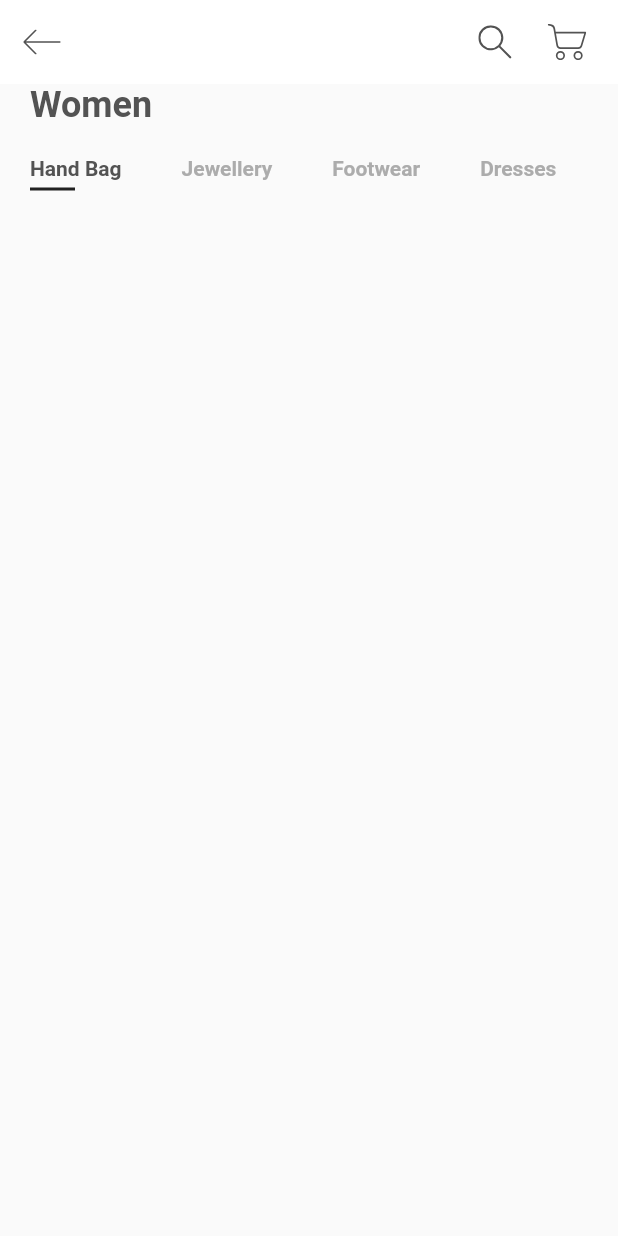
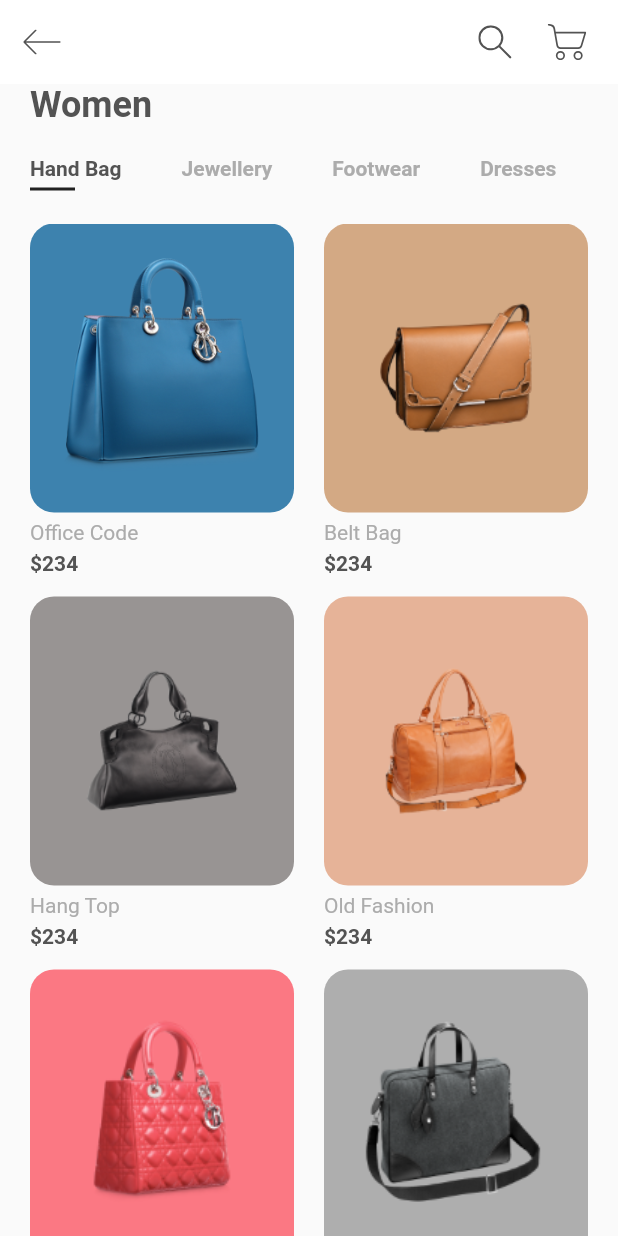
Before and after one commit to Dzaky02/bagshop_ui_flutter_with_animation, a Flutter app: the screen it shows after launch, on a phone screen of 412 x 824 dp. Run offline on Flutter 3.47's test engine with Material 2 defaults, Android fonts, the phone set to English and light mode, and no system bars; our stand-ins replace flutter_svg.

Commit message:
Grid View Product Finished.

```diff
--- a/lib/models/Product.dart
+++ b/lib/models/Product.dart
@@ -1,13 +1,14 @@
 import 'package:flutter/material.dart';
 
 class Product {
-  final String? image, title, description;
+  final String image, title;
+  final String? description;
   final int? price, size, id;
   final Color? color;
 
   Product({
-    this.image,
-    this.title,
+    required this.image,
+    required this.title,
     this.description,
     this.price,
     this.size,
--- a/lib/pages/home/component/body.dart
+++ b/lib/pages/home/component/body.dart
@@ -1,4 +1,6 @@
+import 'package:bagshop_ui_flutter_with_animation/models/Product.dart';
 import 'package:bagshop_ui_flutter_with_animation/pages/home/component/categories.dart';
+import 'package:bagshop_ui_flutter_with_animation/pages/home/component/item_card.dart';
 import 'package:bagshop_ui_flutter_with_animation/theme.dart';
 import 'package:flutter/material.dart';
 
@@ -21,6 +23,24 @@ class Body extends StatelessWidget {
           ),
         ),
         Categories(),
+        Expanded(
+          child: Padding(
+            padding: const EdgeInsets.symmetric(horizontal: mDefaultPadding),
+            child: GridView.builder(
+              gridDelegate: SliverGridDelegateWithFixedCrossAxisCount(
+                crossAxisCount: 2,
+                childAspectRatio: 0.75,
+                crossAxisSpacing: mDefaultPadding,
+                mainAxisSpacing: mDefaultPadding - 6,
+              ),
+              itemCount: products.length,
+              itemBuilder: (context, index) => ItemCard(
+                product: products[index],
+                press: () {},
+              ),
+            ),
+          ),
+        ),
       ],
     );
   }
--- /dev/null
+++ b/lib/pages/home/component/item_card.dart
@@ -0,0 +1,44 @@
+import 'package:bagshop_ui_flutter_with_animation/models/Product.dart';
+import 'package:bagshop_ui_flutter_with_animation/theme.dart';
+import 'package:flutter/material.dart';
+
+class ItemCard extends StatelessWidget {
+  const ItemCard({required this.product, required this.press});
+
+  final Product product;
+  final VoidCallback press;
+
+  @override
+  Widget build(BuildContext context) {
+    Size size = MediaQuery.of(context).size;
+    return GestureDetector(
+      onTap: press,
+      child: Column(
+        crossAxisAlignment: CrossAxisAlignment.start,
+        children: [
+          Expanded(
+            child: Container(
+              padding: EdgeInsets.all(mDefaultPadding),
+              decoration: BoxDecoration(
+                color: product.color,
+                borderRadius: BorderRadius.circular(16),
+              ),
+              child: Image.asset(product.image),
+            ),
+          ),
+          Padding(
+            padding: const EdgeInsets.symmetric(vertical: mDefaultPadding / 4),
+            child: Text(
+              product.title,
+              style: TextStyle(color: mTextLightColor),
+            ),
+          ),
+          Text(
+            "\$${product.price}",
+            style: TextStyle(fontWeight: FontWeight.bold),
+          )
+        ],
+      ),
+    );
+  }
+}
```
